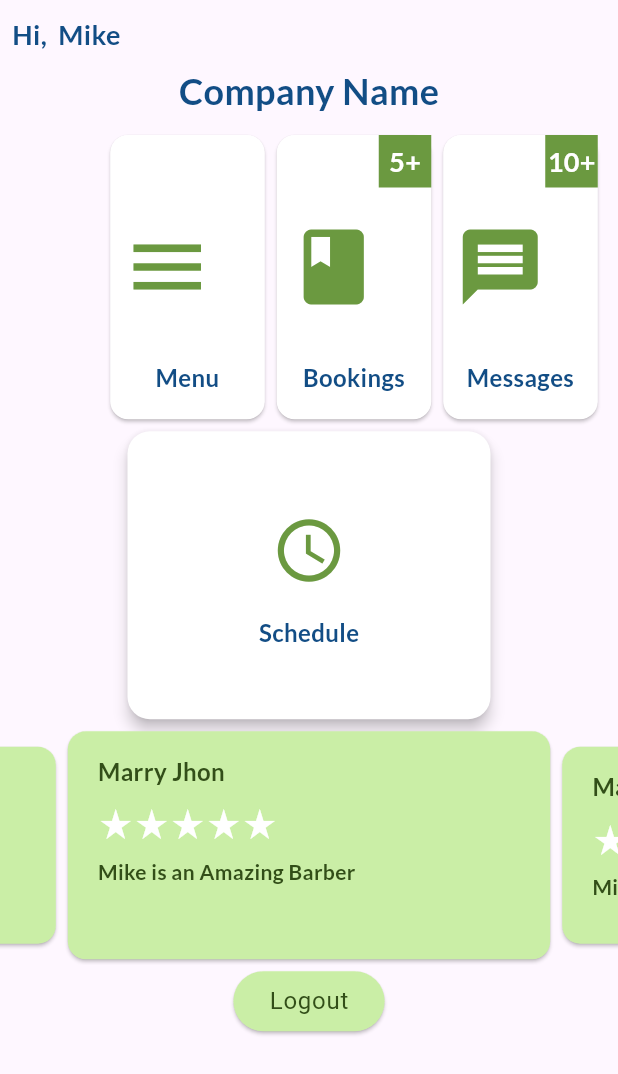
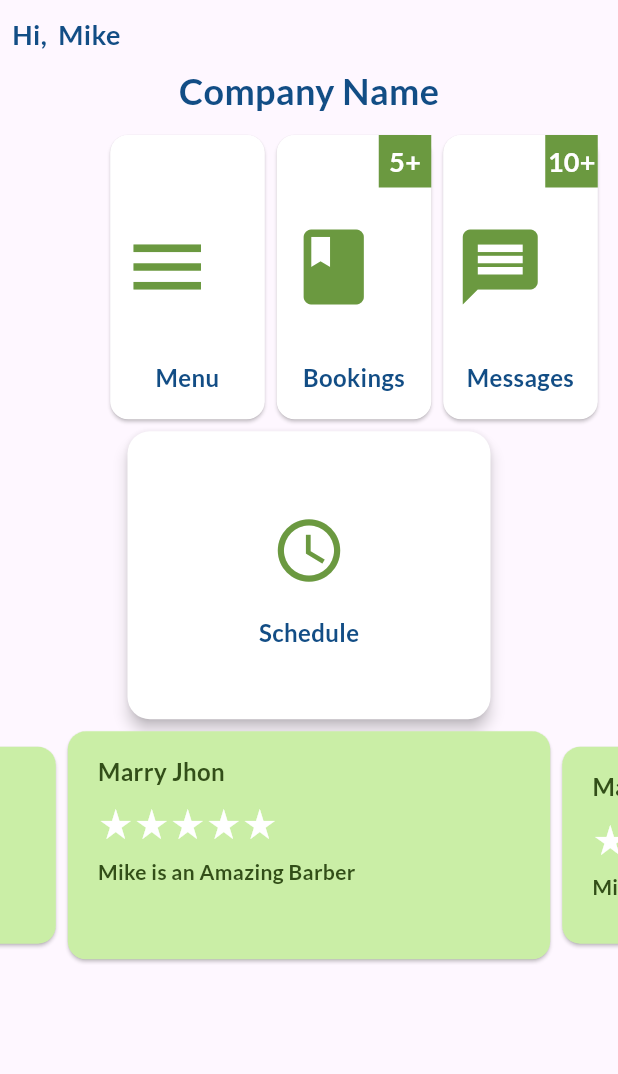
Before and after one commit to Gul-Is-Here/Barber-Portal, a Flutter app: the HomeScreen screen opened directly, on a phone screen of 412 x 824 dp. Shown: the top 1074 px of the screen. Run offline on Flutter 3.47's test engine with Material 3 defaults, Android fonts, the phone set to English and light mode, and no system bars; drawn by our look-alikes of velocity_x; our stand-ins replace animated_notch_bottom_bar, get, google_fonts, shared_preferences; missing offline and left inert: collapsible_sidebar; accounts and stored records are empty.

Commit message:
'Minor Bug fix'

```diff
--- a/lib/main.dart
+++ b/lib/main.dart
@@ -71,6 +71,7 @@ class MyApp extends StatelessWidget {
         cardTheme: const CardTheme().copyWith(
           color: kColorScheme.primaryContainer,
           // margin: const EdgeInsets.symmetric(vertical: 8, horizontal: ),
+
         ),
         elevatedButtonTheme: ElevatedButtonThemeData(
           style: ElevatedButton.styleFrom(
@@ -81,6 +82,7 @@ class MyApp extends StatelessWidget {
         textTheme: const TextTheme().copyWith(
           bodyLarge: GoogleFonts.poppins(
               fontSize: 15,
+
               color: kColorScheme.onPrimaryContainer,
               fontWeight: FontWeight.bold),
           bodyMedium: GoogleFonts.lato(
--- a/lib/screens/Home_Screen/home_screen.dart
+++ b/lib/screens/Home_Screen/home_screen.dart
@@ -17,7 +17,6 @@ class HomeScreen extends StatelessWidget {
 
   @override
   Widget build(BuildContext context) {
-    var controller = Get.put(AuthController());
     return Scaffold(
         body: SingleChildScrollView(
       child: Column(
@@ -60,11 +59,6 @@ class HomeScreen extends StatelessWidget {
           ),
           const ScheduleWidget(),
           const SwiperWidget(),
-          ElevatedButton(
-              onPressed: () {
-                controller.logout();
-              },
-              child: const Text('Logout'))
         ],
       ),
     ));
```
